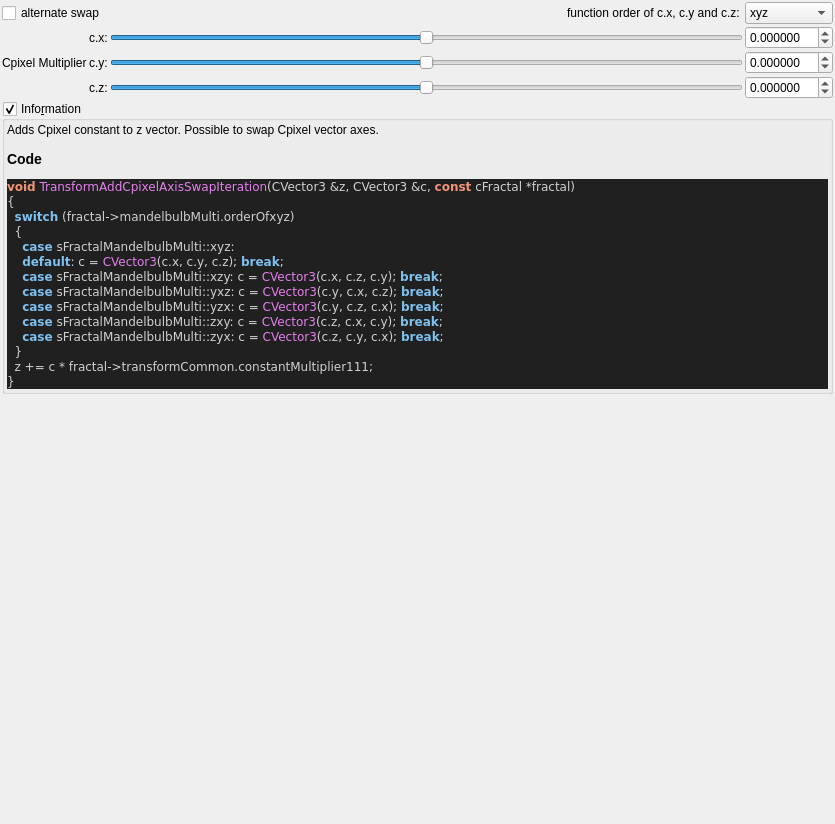
First picture: the form in mandelbulber2/qt_data/fractal_transf_add_Cpixel_axis_swap.ui, repository buddhi1980/mandelbulber2, before the edit.
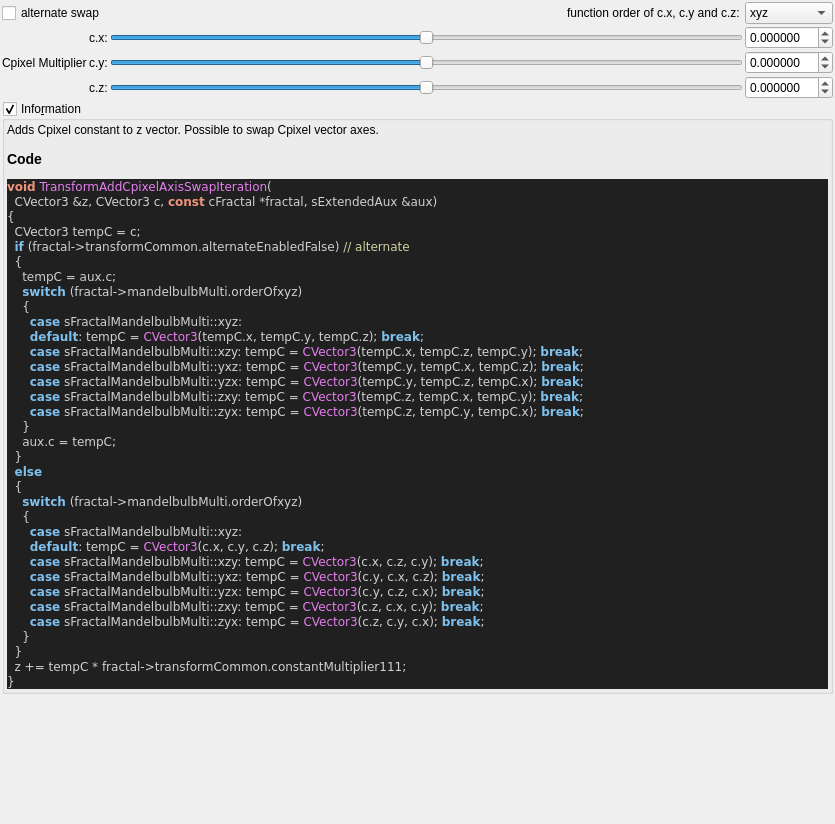
Second picture: the form after the edit. Custom widgets are drawn as their Qt base class.

What changed in the file:
```diff
--- a/mandelbulber2/qt_data/fractal_transf_add_Cpixel_axis_swap.ui
+++ b/mandelbulber2/qt_data/fractal_transf_add_Cpixel_axis_swap.ui
@@ -308,19 +308,39 @@
 &lt;/table&gt;
 &lt;h3&gt;Code&lt;/h3&gt;
 &lt;body style=&quot;background-color:#202020&quot;&gt;
-&lt;pre style=&quot;color:#d0d0d0; background-color:#202020;  font-family:'Courier New',monospace;&quot;&gt;&lt;span style=&quot;color:#f09479; font-weight:bold&quot;&gt;void&lt;/span&gt; &lt;span style=&quot;color:#e47eed&quot;&gt;TransformAddCpixelAxisSwapIteration&lt;/span&gt;&lt;span style=&quot;color:#d0d0d0&quot;&gt;(&lt;/span&gt;CVector3 &lt;span style=&quot;color:#d0d0d0&quot;&gt;&amp;amp;&lt;/span&gt;z&lt;span style=&quot;color:#d0d0d0&quot;&gt;,&lt;/span&gt; CVector3 &lt;span style=&quot;color:#d0d0d0&quot;&gt;&amp;amp;&lt;/span&gt;c&lt;span style=&quot;color:#d0d0d0&quot;&gt;,&lt;/span&gt; &lt;span style=&quot;color:#f09479; font-weight:bold&quot;&gt;const&lt;/span&gt; cFractal &lt;span style=&quot;color:#d0d0d0&quot;&gt;*&lt;/span&gt;fractal&lt;span style=&quot;color:#d0d0d0&quot;&gt;)&lt;/span&gt;
+&lt;pre style=&quot;color:#d0d0d0; background-color:#202020;  font-family:'Courier New',monospace;&quot;&gt;&lt;span style=&quot;color:#f09479; font-weight:bold&quot;&gt;void&lt;/span&gt; &lt;span style=&quot;color:#e47eed&quot;&gt;TransformAddCpixelAxisSwapIteration&lt;/span&gt;&lt;span style=&quot;color:#d0d0d0&quot;&gt;(&lt;/span&gt;
+  CVector3 &lt;span style=&quot;color:#d0d0d0&quot;&gt;&amp;amp;&lt;/span&gt;z&lt;span style=&quot;color:#d0d0d0&quot;&gt;,&lt;/span&gt; CVector3 c&lt;span style=&quot;color:#d0d0d0&quot;&gt;,&lt;/span&gt; &lt;span style=&quot;color:#f09479; font-weight:bold&quot;&gt;const&lt;/span&gt; cFractal &lt;span style=&quot;color:#d0d0d0&quot;&gt;*&lt;/span&gt;fractal&lt;span style=&quot;color:#d0d0d0&quot;&gt;,&lt;/span&gt; sExtendedAux &lt;span style=&quot;color:#d0d0d0&quot;&gt;&amp;amp;&lt;/span&gt;aux&lt;span style=&quot;color:#d0d0d0&quot;&gt;)&lt;/span&gt;
 &lt;span style=&quot;color:#d0d0d0&quot;&gt;{&lt;/span&gt;
-  &lt;span style=&quot;color:#7ec0ee; font-weight:bold&quot;&gt;switch&lt;/span&gt; &lt;span style=&quot;color:#d0d0d0&quot;&gt;(&lt;/span&gt;fractal&lt;span style=&quot;color:#d0d0d0&quot;&gt;-&amp;gt;&lt;/span&gt;mandelbulbMulti&lt;span style=&quot;color:#d0d0d0&quot;&gt;.&lt;/span&gt;orderOfxyz&lt;span style=&quot;color:#d0d0d0&quot;&gt;)&lt;/span&gt;
+  CVector3 tempC &lt;span style=&quot;color:#d0d0d0&quot;&gt;=&lt;/span&gt; c&lt;span style=&quot;color:#d0d0d0&quot;&gt;;&lt;/span&gt;
+  &lt;span style=&quot;color:#7ec0ee; font-weight:bold&quot;&gt;if&lt;/span&gt; &lt;span style=&quot;color:#d0d0d0&quot;&gt;(&lt;/span&gt;fractal&lt;span style=&quot;color:#d0d0d0&quot;&gt;-&amp;gt;&lt;/span&gt;transformCommon&lt;span style=&quot;color:#d0d0d0&quot;&gt;.&lt;/span&gt;alternateEnabledFalse&lt;span style=&quot;color:#d0d0d0&quot;&gt;)&lt;/span&gt; &lt;span style=&quot;color:#d0d0a0&quot;&gt;// alternate&lt;/span&gt;
   &lt;span style=&quot;color:#d0d0d0&quot;&gt;{&lt;/span&gt;
-    &lt;span style=&quot;color:#7ec0ee; font-weight:bold&quot;&gt;case&lt;/span&gt; sFractalMandelbulbMulti&lt;span style=&quot;color:#d0d0d0&quot;&gt;::&lt;/span&gt;xyz&lt;span style=&quot;color:#d0d0d0&quot;&gt;:&lt;/span&gt;
-    &lt;span style=&quot;color:#7ec0ee; font-weight:bold&quot;&gt;default&lt;/span&gt;&lt;span style=&quot;color:#d0d0d0&quot;&gt;:&lt;/span&gt; c &lt;span style=&quot;color:#d0d0d0&quot;&gt;=&lt;/span&gt; &lt;span style=&quot;color:#e47eed&quot;&gt;CVector3&lt;/span&gt;&lt;span style=&quot;color:#d0d0d0&quot;&gt;(&lt;/span&gt;c&lt;span style=&quot;color:#d0d0d0&quot;&gt;.&lt;/span&gt;x&lt;span style=&quot;color:#d0d0d0&quot;&gt;,&lt;/span&gt; c&lt;span style=&quot;color:#d0d0d0&quot;&gt;.&lt;/span&gt;y&lt;span style=&quot;color:#d0d0d0&quot;&gt;,&lt;/span&gt; c&lt;span style=&quot;color:#d0d0d0&quot;&gt;.&lt;/span&gt;z&lt;span style=&quot;color:#d0d0d0&quot;&gt;);&lt;/span&gt; &lt;span style=&quot;color:#7ec0ee; font-weight:bold&quot;&gt;break&lt;/span&gt;&lt;span style=&quot;color:#d0d0d0&quot;&gt;;&lt;/span&gt;
-    &lt;span style=&quot;color:#7ec0ee; font-weight:bold&quot;&gt;case&lt;/span&gt; sFractalMandelbulbMulti&lt;span style=&quot;color:#d0d0d0&quot;&gt;::&lt;/span&gt;xzy&lt;span style=&quot;color:#d0d0d0&quot;&gt;:&lt;/span&gt; c &lt;span style=&quot;color:#d0d0d0&quot;&gt;=&lt;/span&gt; &lt;span style=&quot;color:#e47eed&quot;&gt;CVector3&lt;/span&gt;&lt;span style=&quot;color:#d0d0d0&quot;&gt;(&lt;/span&gt;c&lt;span style=&quot;color:#d0d0d0&quot;&gt;.&lt;/span&gt;x&lt;span style=&quot;color:#d0d0d0&quot;&gt;,&lt;/span&gt; c&lt;span style=&quot;color:#d0d0d0&quot;&gt;.&lt;/span&gt;z&lt;span style=&quot;color:#d0d0d0&quot;&gt;,&lt;/span&gt; c&lt;span style=&quot;color:#d0d0d0&quot;&gt;.&lt;/span&gt;y&lt;span style=&quot;color:#d0d0d0&quot;&gt;);&lt;/span&gt; &lt;span style=&quot;color:#7ec0ee; font-weight:bold&quot;&gt;break&lt;/span&gt;&lt;span style=&quot;color:#d0d0d0&quot;&gt;;&lt;/span&gt;
-    &lt;span style=&quot;color:#7ec0ee; font-weight:bold&quot;&gt;case&lt;/span&gt; sFractalMandelbulbMulti&lt;span style=&quot;color:#d0d0d0&quot;&gt;::&lt;/span&gt;yxz&lt;span style=&quot;color:#d0d0d0&quot;&gt;:&lt;/span&gt; c &lt;span style=&quot;color:#d0d0d0&quot;&gt;=&lt;/span&gt; &lt;span style=&quot;color:#e47eed&quot;&gt;CVector3&lt;/span&gt;&lt;span style=&quot;color:#d0d0d0&quot;&gt;(&lt;/span&gt;c&lt;span style=&quot;color:#d0d0d0&quot;&gt;.&lt;/span&gt;y&lt;span style=&quot;color:#d0d0d0&quot;&gt;,&lt;/span&gt; c&lt;span style=&quot;color:#d0d0d0&quot;&gt;.&lt;/span&gt;x&lt;span style=&quot;color:#d0d0d0&quot;&gt;,&lt;/span&gt; c&lt;span style=&quot;color:#d0d0d0&quot;&gt;.&lt;/span&gt;z&lt;span style=&quot;color:#d0d0d0&quot;&gt;);&lt;/span&gt; &lt;span style=&quot;color:#7ec0ee; font-weight:bold&quot;&gt;break&lt;/span&gt;&lt;span style=&quot;color:#d0d0d0&quot;&gt;;&lt;/span&gt;
-    &lt;span style=&quot;color:#7ec0ee; font-weight:bold&quot;&gt;case&lt;/span&gt; sFractalMandelbulbMulti&lt;span style=&quot;color:#d0d0d0&quot;&gt;::&lt;/span&gt;yzx&lt;span style=&quot;color:#d0d0d0&quot;&gt;:&lt;/span&gt; c &lt;span style=&quot;color:#d0d0d0&quot;&gt;=&lt;/span&gt; &lt;span style=&quot;color:#e47eed&quot;&gt;CVector3&lt;/span&gt;&lt;span style=&quot;color:#d0d0d0&quot;&gt;(&lt;/span&gt;c&lt;span style=&quot;color:#d0d0d0&quot;&gt;.&lt;/span&gt;y&lt;span style=&quot;color:#d0d0d0&quot;&gt;,&lt;/span&gt; c&lt;span style=&quot;color:#d0d0d0&quot;&gt;.&lt;/span&gt;z&lt;span style=&quot;color:#d0d0d0&quot;&gt;,&lt;/span&gt; c&lt;span style=&quot;color:#d0d0d0&quot;&gt;.&lt;/span&gt;x&lt;span style=&quot;color:#d0d0d0&quot;&gt;);&lt;/span&gt; &lt;span style=&quot;color:#7ec0ee; font-weight:bold&quot;&gt;break&lt;/span&gt;&lt;span style=&quot;color:#d0d0d0&quot;&gt;;&lt;/span&gt;
-    &lt;span style=&quot;color:#7ec0ee; font-weight:bold&quot;&gt;case&lt;/span&gt; sFractalMandelbulbMulti&lt;span style=&quot;color:#d0d0d0&quot;&gt;::&lt;/span&gt;zxy&lt;span style=&quot;color:#d0d0d0&quot;&gt;:&lt;/span&gt; c &lt;span style=&quot;color:#d0d0d0&quot;&gt;=&lt;/span&gt; &lt;span style=&quot;color:#e47eed&quot;&gt;CVector3&lt;/span&gt;&lt;span style=&quot;color:#d0d0d0&quot;&gt;(&lt;/span&gt;c&lt;span style=&quot;color:#d0d0d0&quot;&gt;.&lt;/span&gt;z&lt;span style=&quot;color:#d0d0d0&quot;&gt;,&lt;/span&gt; c&lt;span style=&quot;color:#d0d0d0&quot;&gt;.&lt;/span&gt;x&lt;span style=&quot;color:#d0d0d0&quot;&gt;,&lt;/span&gt; c&lt;span style=&quot;color:#d0d0d0&quot;&gt;.&lt;/span&gt;y&lt;span style=&quot;color:#d0d0d0&quot;&gt;);&lt;/span&gt; &lt;span style=&quot;color:#7ec0ee; font-weight:bold&quot;&gt;break&lt;/span&gt;&lt;span style=&quot;color:#d0d0d0&quot;&gt;;&lt;/span&gt;
-    &lt;span style=&quot;color:#7ec0ee; font-weight:bold&quot;&gt;case&lt;/span&gt; sFractalMandelbulbMulti&lt;span style=&quot;color:#d0d0d0&quot;&gt;::&lt;/span&gt;zyx&lt;span style=&quot;color:#d0d0d0&quot;&gt;:&lt;/span&gt; c &lt;span style=&quot;color:#d0d0d0&quot;&gt;=&lt;/span&gt; &lt;span style=&quot;color:#e47eed&quot;&gt;CVector3&lt;/span&gt;&lt;span style=&quot;color:#d0d0d0&quot;&gt;(&lt;/span&gt;c&lt;span style=&quot;color:#d0d0d0&quot;&gt;.&lt;/span&gt;z&lt;span style=&quot;color:#d0d0d0&quot;&gt;,&lt;/span&gt; c&lt;span style=&quot;color:#d0d0d0&quot;&gt;.&lt;/span&gt;y&lt;span style=&quot;color:#d0d0d0&quot;&gt;,&lt;/span&gt; c&lt;span style=&quot;color:#d0d0d0&quot;&gt;.&lt;/span&gt;x&lt;span style=&quot;color:#d0d0d0&quot;&gt;);&lt;/span&gt; &lt;span style=&quot;color:#7ec0ee; font-weight:bold&quot;&gt;break&lt;/span&gt;&lt;span style=&quot;color:#d0d0d0&quot;&gt;;&lt;/span&gt;
+    tempC &lt;span style=&quot;color:#d0d0d0&quot;&gt;=&lt;/span&gt; aux&lt;span style=&quot;color:#d0d0d0&quot;&gt;.&lt;/span&gt;c&lt;span style=&quot;color:#d0d0d0&quot;&gt;;&lt;/span&gt;
+    &lt;span style=&quot;color:#7ec0ee; font-weight:bold&quot;&gt;switch&lt;/span&gt; &lt;span style=&quot;color:#d0d0d0&quot;&gt;(&lt;/span&gt;fractal&lt;span style=&quot;color:#d0d0d0&quot;&gt;-&amp;gt;&lt;/span&gt;mandelbulbMulti&lt;span style=&quot;color:#d0d0d0&quot;&gt;.&lt;/span&gt;orderOfxyz&lt;span style=&quot;color:#d0d0d0&quot;&gt;)&lt;/span&gt;
+    &lt;span style=&quot;color:#d0d0d0&quot;&gt;{&lt;/span&gt;
+      &lt;span style=&quot;color:#7ec0ee; font-weight:bold&quot;&gt;case&lt;/span&gt; sFractalMandelbulbMulti&lt;span style=&quot;color:#d0d0d0&quot;&gt;::&lt;/span&gt;xyz&lt;span style=&quot;color:#d0d0d0&quot;&gt;:&lt;/span&gt;
+      &lt;span style=&quot;color:#7ec0ee; font-weight:bold&quot;&gt;default&lt;/span&gt;&lt;span style=&quot;color:#d0d0d0&quot;&gt;:&lt;/span&gt; tempC &lt;span style=&quot;color:#d0d0d0&quot;&gt;=&lt;/span&gt; &lt;span style=&quot;color:#e47eed&quot;&gt;CVector3&lt;/span&gt;&lt;span style=&quot;color:#d0d0d0&quot;&gt;(&lt;/span&gt;tempC&lt;span style=&quot;color:#d0d0d0&quot;&gt;.&lt;/span&gt;x&lt;span style=&quot;color:#d0d0d0&quot;&gt;,&lt;/span&gt; tempC&lt;span style=&quot;color:#d0d0d0&quot;&gt;.&lt;/span&gt;y&lt;span style=&quot;color:#d0d0d0&quot;&gt;,&lt;/span&gt; tempC&lt;span style=&quot;color:#d0d0d0&quot;&gt;.&lt;/span&gt;z&lt;span style=&quot;color:#d0d0d0&quot;&gt;);&lt;/span&gt; &lt;span style=&quot;color:#7ec0ee; font-weight:bold&quot;&gt;break&lt;/span&gt;&lt;span style=&quot;color:#d0d0d0&quot;&gt;;&lt;/span&gt;
+      &lt;span style=&quot;color:#7ec0ee; font-weight:bold&quot;&gt;case&lt;/span&gt; sFractalMandelbulbMulti&lt;span style=&quot;color:#d0d0d0&quot;&gt;::&lt;/span&gt;xzy&lt;span style=&quot;color:#d0d0d0&quot;&gt;:&lt;/span&gt; tempC &lt;span style=&quot;color:#d0d0d0&quot;&gt;=&lt;/span&gt; &lt;span style=&quot;color:#e47eed&quot;&gt;CVector3&lt;/span&gt;&lt;span style=&quot;color:#d0d0d0&quot;&gt;(&lt;/span&gt;tempC&lt;span style=&quot;color:#d0d0d0&quot;&gt;.&lt;/span&gt;x&lt;span style=&quot;color:#d0d0d0&quot;&gt;,&lt;/span&gt; tempC&lt;span style=&quot;color:#d0d0d0&quot;&gt;.&lt;/span&gt;z&lt;span style=&quot;color:#d0d0d0&quot;&gt;,&lt;/span&gt; tempC&lt;span style=&quot;color:#d0d0d0&quot;&gt;.&lt;/span&gt;y&lt;span style=&quot;color:#d0d0d0&quot;&gt;);&lt;/span&gt; &lt;span style=&quot;color:#7ec0ee; font-weight:bold&quot;&gt;break&lt;/span&gt;&lt;span style=&quot;color:#d0d0d0&quot;&gt;;&lt;/span&gt;
+      &lt;span style=&quot;color:#7ec0ee; font-weight:bold&quot;&gt;case&lt;/span&gt; sFractalMandelbulbMulti&lt;span style=&quot;color:#d0d0d0&quot;&gt;::&lt;/span&gt;yxz&lt;span style=&quot;color:#d0d0d0&quot;&gt;:&lt;/span&gt; tempC &lt;span style=&quot;color:#d0d0d0&quot;&gt;=&lt;/span&gt; &lt;span style=&quot;color:#e47eed&quot;&gt;CVector3&lt;/span&gt;&lt;span style=&quot;color:#d0d0d0&quot;&gt;(&lt;/span&gt;tempC&lt;span style=&quot;color:#d0d0d0&quot;&gt;.&lt;/span&gt;y&lt;span style=&quot;color:#d0d0d0&quot;&gt;,&lt;/span&gt; tempC&lt;span style=&quot;color:#d0d0d0&quot;&gt;.&lt;/span&gt;x&lt;span style=&quot;color:#d0d0d0&quot;&gt;,&lt;/span&gt; tempC&lt;span style=&quot;color:#d0d0d0&quot;&gt;.&lt;/span&gt;z&lt;span style=&quot;color:#d0d0d0&quot;&gt;);&lt;/span&gt; &lt;span style=&quot;color:#7ec0ee; font-weight:bold&quot;&gt;break&lt;/span&gt;&lt;span style=&quot;color:#d0d0d0&quot;&gt;;&lt;/span&gt;
+      &lt;span style=&quot;color:#7ec0ee; font-weight:bold&quot;&gt;case&lt;/span&gt; sFractalMandelbulbMulti&lt;span style=&quot;color:#d0d0d0&quot;&gt;::&lt;/span&gt;yzx&lt;span style=&quot;color:#d0d0d0&quot;&gt;:&lt;/span&gt; tempC &lt;span style=&quot;color:#d0d0d0&quot;&gt;=&lt;/span&gt; &lt;span style=&quot;color:#e47eed&quot;&gt;CVector3&lt;/span&gt;&lt;span style=&quot;color:#d0d0d0&quot;&gt;(&lt;/span&gt;tempC&lt;span style=&quot;color:#d0d0d0&quot;&gt;.&lt;/span&gt;y&lt;span style=&quot;color:#d0d0d0&quot;&gt;,&lt;/span&gt; tempC&lt;span style=&quot;color:#d0d0d0&quot;&gt;.&lt;/span&gt;z&lt;span style=&quot;color:#d0d0d0&quot;&gt;,&lt;/span&gt; tempC&lt;span style=&quot;color:#d0d0d0&quot;&gt;.&lt;/span&gt;x&lt;span style=&quot;color:#d0d0d0&quot;&gt;);&lt;/span&gt; &lt;span style=&quot;color:#7ec0ee; font-weight:bold&quot;&gt;break&lt;/span&gt;&lt;span style=&quot;color:#d0d0d0&quot;&gt;;&lt;/span&gt;
+      &lt;span style=&quot;color:#7ec0ee; font-weight:bold&quot;&gt;case&lt;/span&gt; sFractalMandelbulbMulti&lt;span style=&quot;color:#d0d0d0&quot;&gt;::&lt;/span&gt;zxy&lt;span style=&quot;color:#d0d0d0&quot;&gt;:&lt;/span&gt; tempC &lt;span style=&quot;color:#d0d0d0&quot;&gt;=&lt;/span&gt; &lt;span style=&quot;color:#e47eed&quot;&gt;CVector3&lt;/span&gt;&lt;span style=&quot;color:#d0d0d0&quot;&gt;(&lt;/span&gt;tempC&lt;span style=&quot;color:#d0d0d0&quot;&gt;.&lt;/span&gt;z&lt;span style=&quot;color:#d0d0d0&quot;&gt;,&lt;/span&gt; tempC&lt;span style=&quot;color:#d0d0d0&quot;&gt;.&lt;/span&gt;x&lt;span style=&quot;color:#d0d0d0&quot;&gt;,&lt;/span&gt; tempC&lt;span style=&quot;color:#d0d0d0&quot;&gt;.&lt;/span&gt;y&lt;span style=&quot;color:#d0d0d0&quot;&gt;);&lt;/span&gt; &lt;span style=&quot;color:#7ec0ee; font-weight:bold&quot;&gt;break&lt;/span&gt;&lt;span style=&quot;color:#d0d0d0&quot;&gt;;&lt;/span&gt;
+      &lt;span style=&quot;color:#7ec0ee; font-weight:bold&quot;&gt;case&lt;/span&gt; sFractalMandelbulbMulti&lt;span style=&quot;color:#d0d0d0&quot;&gt;::&lt;/span&gt;zyx&lt;span style=&quot;color:#d0d0d0&quot;&gt;:&lt;/span&gt; tempC &lt;span style=&quot;color:#d0d0d0&quot;&gt;=&lt;/span&gt; &lt;span style=&quot;color:#e47eed&quot;&gt;CVector3&lt;/span&gt;&lt;span style=&quot;color:#d0d0d0&quot;&gt;(&lt;/span&gt;tempC&lt;span style=&quot;color:#d0d0d0&quot;&gt;.&lt;/span&gt;z&lt;span style=&quot;color:#d0d0d0&quot;&gt;,&lt;/span&gt; tempC&lt;span style=&quot;color:#d0d0d0&quot;&gt;.&lt;/span&gt;y&lt;span style=&quot;color:#d0d0d0&quot;&gt;,&lt;/span&gt; tempC&lt;span style=&quot;color:#d0d0d0&quot;&gt;.&lt;/span&gt;x&lt;span style=&quot;color:#d0d0d0&quot;&gt;);&lt;/span&gt; &lt;span style=&quot;color:#7ec0ee; font-weight:bold&quot;&gt;break&lt;/span&gt;&lt;span style=&quot;color:#d0d0d0&quot;&gt;;&lt;/span&gt;
+    &lt;span style=&quot;color:#d0d0d0&quot;&gt;}&lt;/span&gt;
+    aux&lt;span style=&quot;color:#d0d0d0&quot;&gt;.&lt;/span&gt;c &lt;span style=&quot;color:#d0d0d0&quot;&gt;=&lt;/span&gt; tempC&lt;span style=&quot;color:#d0d0d0&quot;&gt;;&lt;/span&gt;
   &lt;span style=&quot;color:#d0d0d0&quot;&gt;}&lt;/span&gt;
-  z &lt;span style=&quot;color:#d0d0d0&quot;&gt;+=&lt;/span&gt; c &lt;span style=&quot;color:#d0d0d0&quot;&gt;*&lt;/span&gt; fractal&lt;span style=&quot;color:#d0d0d0&quot;&gt;-&amp;gt;&lt;/span&gt;transformCommon&lt;span style=&quot;color:#d0d0d0&quot;&gt;.&lt;/span&gt;constantMultiplier111&lt;span style=&quot;color:#d0d0d0&quot;&gt;;&lt;/span&gt;
+  &lt;span style=&quot;color:#7ec0ee; font-weight:bold&quot;&gt;else&lt;/span&gt;
+  &lt;span style=&quot;color:#d0d0d0&quot;&gt;{&lt;/span&gt;
+    &lt;span style=&quot;color:#7ec0ee; font-weight:bold&quot;&gt;switch&lt;/span&gt; &lt;span style=&quot;color:#d0d0d0&quot;&gt;(&lt;/span&gt;fractal&lt;span style=&quot;color:#d0d0d0&quot;&gt;-&amp;gt;&lt;/span&gt;mandelbulbMulti&lt;span style=&quot;color:#d0d0d0&quot;&gt;.&lt;/span&gt;orderOfxyz&lt;span style=&quot;color:#d0d0d0&quot;&gt;)&lt;/span&gt;
+    &lt;span style=&quot;color:#d0d0d0&quot;&gt;{&lt;/span&gt;
+      &lt;span style=&quot;color:#7ec0ee; font-weight:bold&quot;&gt;case&lt;/span&gt; sFractalMandelbulbMulti&lt;span style=&quot;color:#d0d0d0&quot;&gt;::&lt;/span&gt;xyz&lt;span style=&quot;color:#d0d0d0&quot;&gt;:&lt;/span&gt;
+      &lt;span style=&quot;color:#7ec0ee; font-weight:bold&quot;&gt;default&lt;/span&gt;&lt;span style=&quot;color:#d0d0d0&quot;&gt;:&lt;/span&gt; tempC &lt;span style=&quot;color:#d0d0d0&quot;&gt;=&lt;/span&gt; &lt;span style=&quot;color:#e47eed&quot;&gt;CVector3&lt;/span&gt;&lt;span style=&quot;color:#d0d0d0&quot;&gt;(&lt;/span&gt;c&lt;span style=&quot;color:#d0d0d0&quot;&gt;.&lt;/span&gt;x&lt;span style=&quot;color:#d0d0d0&quot;&gt;,&lt;/span&gt; c&lt;span style=&quot;color:#d0d0d0&quot;&gt;.&lt;/span&gt;y&lt;span style=&quot;color:#d0d0d0&quot;&gt;,&lt;/span&gt; c&lt;span style=&quot;color:#d0d0d0&quot;&gt;.&lt;/span&gt;z&lt;span style=&quot;color:#d0d0d0&quot;&gt;);&lt;/span&gt; &lt;span style=&quot;color:#7ec0ee; font-weight:bold&quot;&gt;break&lt;/span&gt;&lt;span style=&quot;color:#d0d0d0&quot;&gt;;&lt;/span&gt;
+      &lt;span style=&quot;color:#7ec0ee; font-weight:bold&quot;&gt;case&lt;/span&gt; sFractalMandelbulbMulti&lt;span style=&quot;color:#d0d0d0&quot;&gt;::&lt;/span&gt;xzy&lt;span style=&quot;color:#d0d0d0&quot;&gt;:&lt;/span&gt; tempC &lt;span style=&quot;color:#d0d0d0&quot;&gt;=&lt;/span&gt; &lt;span style=&quot;color:#e47eed&quot;&gt;CVector3&lt;/span&gt;&lt;span style=&quot;color:#d0d0d0&quot;&gt;(&lt;/span&gt;c&lt;span style=&quot;color:#d0d0d0&quot;&gt;.&lt;/span&gt;x&lt;span style=&quot;color:#d0d0d0&quot;&gt;,&lt;/span&gt; c&lt;span style=&quot;color:#d0d0d0&quot;&gt;.&lt;/span&gt;z&lt;span style=&quot;color:#d0d0d0&quot;&gt;,&lt;/span&gt; c&lt;span style=&quot;color:#d0d0d0&quot;&gt;.&lt;/span&gt;y&lt;span style=&quot;color:#d0d0d0&quot;&gt;);&lt;/span&gt; &lt;span style=&quot;color:#7ec0ee; font-weight:bold&quot;&gt;break&lt;/span&gt;&lt;span style=&quot;color:#d0d0d0&quot;&gt;;&lt;/span&gt;
+      &lt;span style=&quot;color:#7ec0ee; font-weight:bold&quot;&gt;case&lt;/span&gt; sFractalMandelbulbMulti&lt;span style=&quot;color:#d0d0d0&quot;&gt;::&lt;/span&gt;yxz&lt;span style=&quot;color:#d0d0d0&quot;&gt;:&lt;/span&gt; tempC &lt;span style=&quot;color:#d0d0d0&quot;&gt;=&lt;/span&gt; &lt;span style=&quot;color:#e47eed&quot;&gt;CVector3&lt;/span&gt;&lt;span style=&quot;color:#d0d0d0&quot;&gt;(&lt;/span&gt;c&lt;span style=&quot;color:#d0d0d0&quot;&gt;.&lt;/span&gt;y&lt;span style=&quot;color:#d0d0d0&quot;&gt;,&lt;/span&gt; c&lt;span style=&quot;color:#d0d0d0&quot;&gt;.&lt;/span&gt;x&lt;span style=&quot;color:#d0d0d0&quot;&gt;,&lt;/span&gt; c&lt;span style=&quot;color:#d0d0d0&quot;&gt;.&lt;/span&gt;z&lt;span style=&quot;color:#d0d0d0&quot;&gt;);&lt;/span&gt; &lt;span style=&quot;color:#7ec0ee; font-weight:bold&quot;&gt;break&lt;/span&gt;&lt;span style=&quot;color:#d0d0d0&quot;&gt;;&lt;/span&gt;
+      &lt;span style=&quot;color:#7ec0ee; font-weight:bold&quot;&gt;case&lt;/span&gt; sFractalMandelbulbMulti&lt;span style=&quot;color:#d0d0d0&quot;&gt;::&lt;/span&gt;yzx&lt;span style=&quot;color:#d0d0d0&quot;&gt;:&lt;/span&gt; tempC &lt;span style=&quot;color:#d0d0d0&quot;&gt;=&lt;/span&gt; &lt;span style=&quot;color:#e47eed&quot;&gt;CVector3&lt;/span&gt;&lt;span style=&quot;color:#d0d0d0&quot;&gt;(&lt;/span&gt;c&lt;span style=&quot;color:#d0d0d0&quot;&gt;.&lt;/span&gt;y&lt;span style=&quot;color:#d0d0d0&quot;&gt;,&lt;/span&gt; c&lt;span style=&quot;color:#d0d0d0&quot;&gt;.&lt;/span&gt;z&lt;span style=&quot;color:#d0d0d0&quot;&gt;,&lt;/span&gt; c&lt;span style=&quot;color:#d0d0d0&quot;&gt;.&lt;/span&gt;x&lt;span style=&quot;color:#d0d0d0&quot;&gt;);&lt;/span&gt; &lt;span style=&quot;color:#7ec0ee; font-weight:bold&quot;&gt;break&lt;/span&gt;&lt;span style=&quot;color:#d0d0d0&quot;&gt;;&lt;/span&gt;
+      &lt;span style=&quot;color:#7ec0ee; font-weight:bold&quot;&gt;case&lt;/span&gt; sFractalMandelbulbMulti&lt;span style=&quot;color:#d0d0d0&quot;&gt;::&lt;/span&gt;zxy&lt;span style=&quot;color:#d0d0d0&quot;&gt;:&lt;/span&gt; tempC &lt;span style=&quot;color:#d0d0d0&quot;&gt;=&lt;/span&gt; &lt;span style=&quot;color:#e47eed&quot;&gt;CVector3&lt;/span&gt;&lt;span style=&quot;color:#d0d0d0&quot;&gt;(&lt;/span&gt;c&lt;span style=&quot;color:#d0d0d0&quot;&gt;.&lt;/span&gt;z&lt;span style=&quot;color:#d0d0d0&quot;&gt;,&lt;/span&gt; c&lt;span style=&quot;color:#d0d0d0&quot;&gt;.&lt;/span&gt;x&lt;span style=&quot;color:#d0d0d0&quot;&gt;,&lt;/span&gt; c&lt;span style=&quot;color:#d0d0d0&quot;&gt;.&lt;/span&gt;y&lt;span style=&quot;color:#d0d0d0&quot;&gt;);&lt;/span&gt; &lt;span style=&quot;color:#7ec0ee; font-weight:bold&quot;&gt;break&lt;/span&gt;&lt;span style=&quot;color:#d0d0d0&quot;&gt;;&lt;/span&gt;
+      &lt;span style=&quot;color:#7ec0ee; font-weight:bold&quot;&gt;case&lt;/span&gt; sFractalMandelbulbMulti&lt;span style=&quot;color:#d0d0d0&quot;&gt;::&lt;/span&gt;zyx&lt;span style=&quot;color:#d0d0d0&quot;&gt;:&lt;/span&gt; tempC &lt;span style=&quot;color:#d0d0d0&quot;&gt;=&lt;/span&gt; &lt;span style=&quot;color:#e47eed&quot;&gt;CVector3&lt;/span&gt;&lt;span style=&quot;color:#d0d0d0&quot;&gt;(&lt;/span&gt;c&lt;span style=&quot;color:#d0d0d0&quot;&gt;.&lt;/span&gt;z&lt;span style=&quot;color:#d0d0d0&quot;&gt;,&lt;/span&gt; c&lt;span style=&quot;color:#d0d0d0&quot;&gt;.&lt;/span&gt;y&lt;span style=&quot;color:#d0d0d0&quot;&gt;,&lt;/span&gt; c&lt;span style=&quot;color:#d0d0d0&quot;&gt;.&lt;/span&gt;x&lt;span style=&quot;color:#d0d0d0&quot;&gt;);&lt;/span&gt; &lt;span style=&quot;color:#7ec0ee; font-weight:bold&quot;&gt;break&lt;/span&gt;&lt;span style=&quot;color:#d0d0d0&quot;&gt;;&lt;/span&gt;
+    &lt;span style=&quot;color:#d0d0d0&quot;&gt;}&lt;/span&gt;
+  &lt;span style=&quot;color:#d0d0d0&quot;&gt;}&lt;/span&gt;
+  z &lt;span style=&quot;color:#d0d0d0&quot;&gt;+=&lt;/span&gt; tempC &lt;span style=&quot;color:#d0d0d0&quot;&gt;*&lt;/span&gt; fractal&lt;span style=&quot;color:#d0d0d0&quot;&gt;-&amp;gt;&lt;/span&gt;transformCommon&lt;span style=&quot;color:#d0d0d0&quot;&gt;.&lt;/span&gt;constantMultiplier111&lt;span style=&quot;color:#d0d0d0&quot;&gt;;&lt;/span&gt;
 &lt;span style=&quot;color:#d0d0d0&quot;&gt;}&lt;/span&gt;
 &lt;/pre&gt;
 &lt;/body&gt;</string>
```
